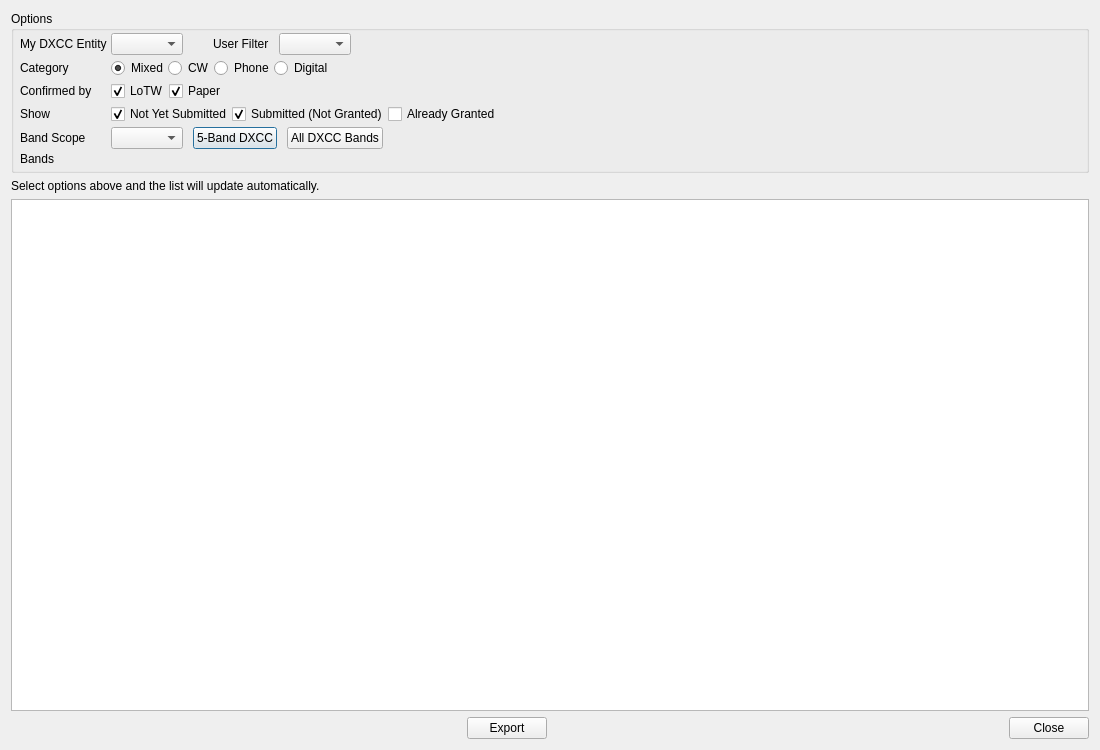
Qt form ui/DXCCSubmissionDialog.ui (aa5sh/QLog) before a commit.
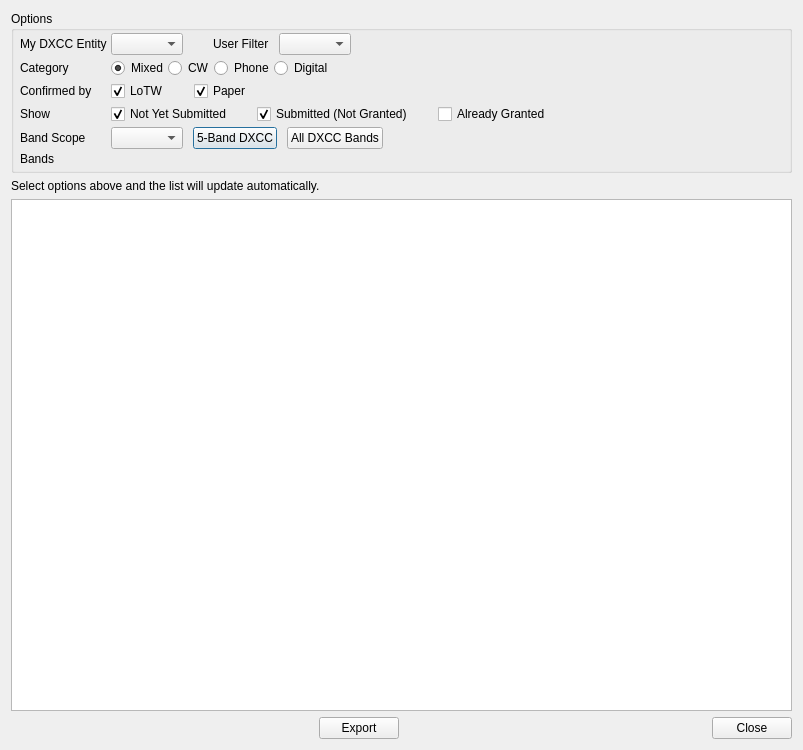
The same form after that commit. Icons and pictures are not drawn.

Commit message: DXCC Submission: Reduced dialog size

```diff
--- a/ui/DXCCSubmissionDialog.ui
+++ b/ui/DXCCSubmissionDialog.ui
@@ -6,7 +6,7 @@
    <rect>
     <x>0</x>
     <y>0</y>
-    <width>1100</width>
+    <width>803</width>
     <height>750</height>
    </rect>
   </property>
@@ -197,6 +197,9 @@
       </item>
       <item row="2" column="1">
        <layout class="QHBoxLayout" name="qslConfirmLayout">
+        <property name="spacing">
+         <number>25</number>
+        </property>
         <item>
          <widget class="QCheckBox" name="lotwCheckBox">
           <property name="text">
@@ -241,6 +244,9 @@
       </item>
       <item row="3" column="1">
        <layout class="QHBoxLayout" name="showStatusLayout">
+        <property name="spacing">
+         <number>25</number>
+        </property>
         <item>
          <widget class="QCheckBox" name="showUnsubmittedCheckBox">
           <property name="text">
```
